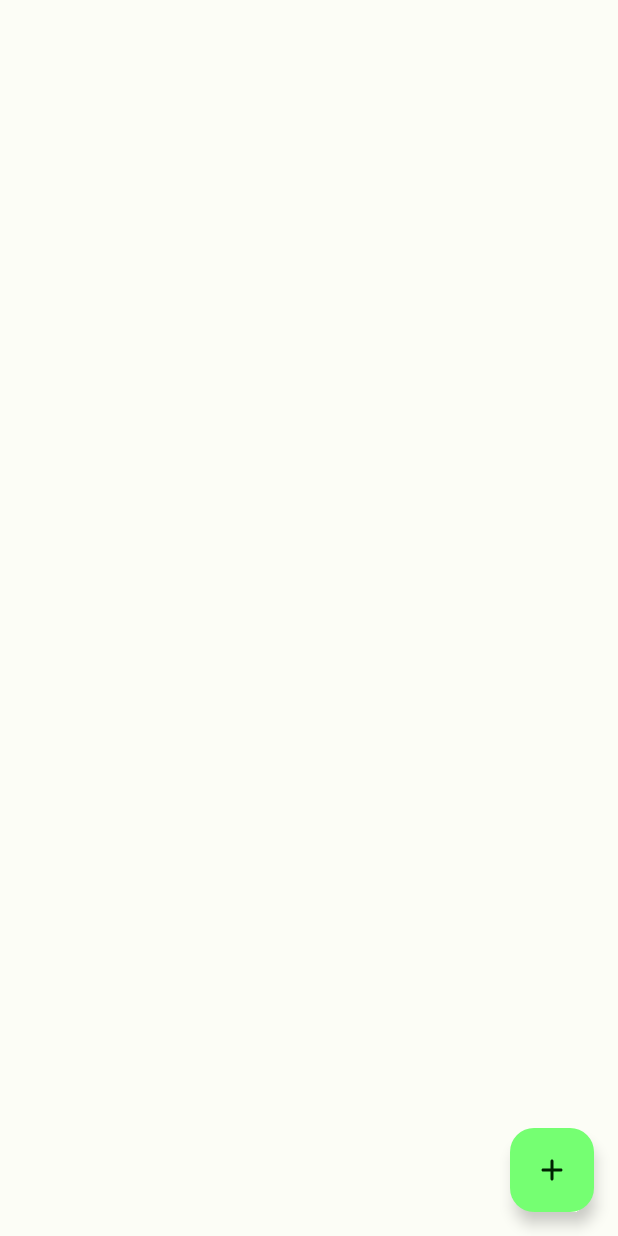
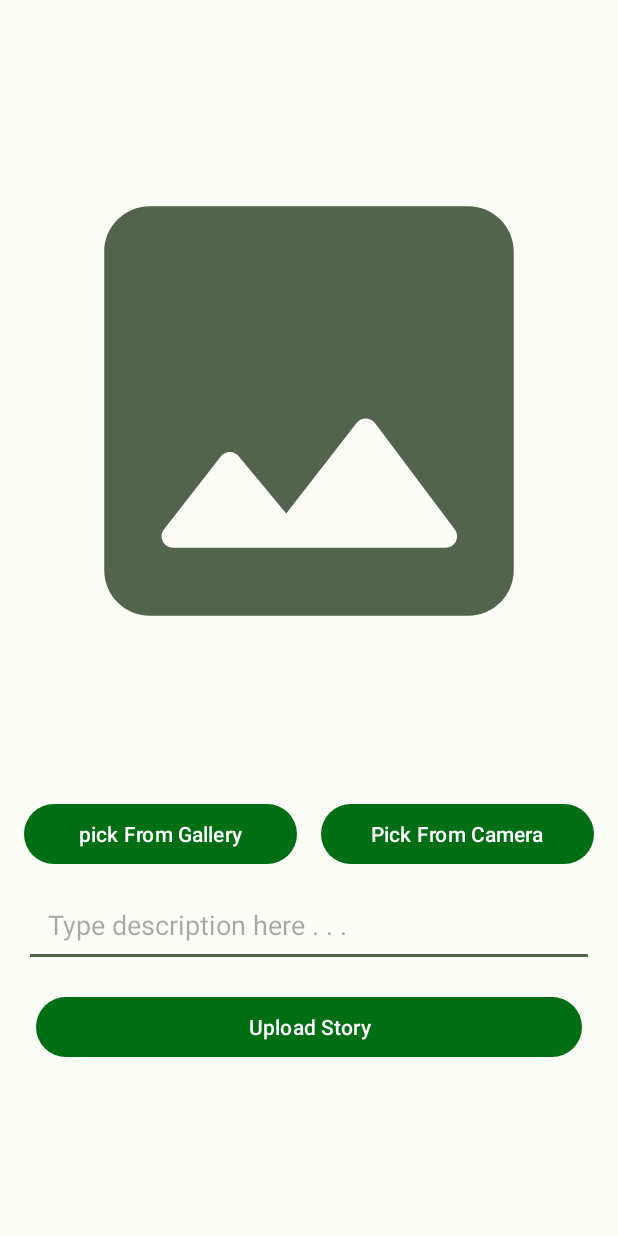
Before and after one commit to gojalifs/submission_intermediate, an Android app: the HomeActivity screen opened directly, with no data from a screen before it, after a tap on "Add New Story", on a phone screen of 412 x 824 dp. Run offline under Robolectric (Android 15) with nearby library versions, the phone set to English and light mode, and no system bars; network calls fail; pictures from the network do not load.

Commit message:
added story upload

```diff
--- a/app/src/main/java/com/satria/dicoding/latihan/storyapp_submission/data/api/ApiConfig.kt
+++ b/app/src/main/java/com/satria/dicoding/latihan/storyapp_submission/data/api/ApiConfig.kt
@@ -6,6 +6,7 @@ import okhttp3.OkHttpClient
 import okhttp3.logging.HttpLoggingInterceptor
 import retrofit2.Retrofit
 import retrofit2.converter.gson.GsonConverterFactory
+import java.util.concurrent.TimeUnit
 
 object ApiConfig {
     fun getApiService(token: String? = null): ApiService {
@@ -23,6 +24,8 @@ object ApiConfig {
         val client = OkHttpClient.Builder()
             .addInterceptor(loggingInterceptor)
             .addInterceptor(authInterceptor)
+            .connectTimeout(60, TimeUnit.SECONDS)
+            .writeTimeout(60, TimeUnit.SECONDS)
             .build()
 
         val retrofit = Retrofit.Builder()
--- a/app/src/main/java/com/satria/dicoding/latihan/storyapp_submission/data/api/ApiService.kt
+++ b/app/src/main/java/com/satria/dicoding/latihan/storyapp_submission/data/api/ApiService.kt
@@ -1,12 +1,17 @@
 package com.satria.dicoding.latihan.storyapp_submission.data.api
 
+import com.satria.dicoding.latihan.storyapp_submission.model.api_response.AddStoryResponse
 import com.satria.dicoding.latihan.storyapp_submission.model.api_response.AllStoryResponse
 import com.satria.dicoding.latihan.storyapp_submission.model.api_response.LoginResponse
 import com.satria.dicoding.latihan.storyapp_submission.model.api_response.RegisterResponse
+import okhttp3.MultipartBody
+import okhttp3.RequestBody
 import retrofit2.http.Field
 import retrofit2.http.FormUrlEncoded
 import retrofit2.http.GET
+import retrofit2.http.Multipart
 import retrofit2.http.POST
+import retrofit2.http.Part
 
 interface ApiService {
     @FormUrlEncoded
@@ -26,4 +31,11 @@ interface ApiService {
 
     @GET("stories")
     suspend fun getStories(): AllStoryResponse
+
+    @Multipart
+    @POST("stories")
+    suspend fun addStory(
+        @Part file: MultipartBody.Part,
+        @Part("description") description: RequestBody,
+    ): AddStoryResponse
 }
--- /dev/null
+++ b/app/src/main/java/com/satria/dicoding/latihan/storyapp_submission/view/new_story/NewStoryDetailActivity.kt
@@ -0,0 +1,160 @@
+package com.satria.dicoding.latihan.storyapp_submission.view.new_story
+
+import android.Manifest
+import android.content.Intent
+import android.content.pm.PackageManager
+import android.net.Uri
+import android.os.Bundle
+import android.view.View
+import android.widget.Toast
+import androidx.activity.result.PickVisualMediaRequest
+import androidx.activity.result.contract.ActivityResultContracts
+import androidx.activity.viewModels
+import androidx.appcompat.app.AppCompatActivity
+import androidx.core.content.ContextCompat
+import com.satria.dicoding.latihan.storyapp_submission.R
+import com.satria.dicoding.latihan.storyapp_submission.data.ResultState
+import com.satria.dicoding.latihan.storyapp_submission.data.factory.NewStoryViewModelFactory
+import com.satria.dicoding.latihan.storyapp_submission.databinding.ActivityNewStoryDetailBinding
+import com.satria.dicoding.latihan.storyapp_submission.utils.Utils
+import com.satria.dicoding.latihan.storyapp_submission.utils.Utils.reduceFileSize
+
+class NewStoryDetailActivity : AppCompatActivity(), View.OnClickListener {
+    private lateinit var binding: ActivityNewStoryDetailBinding
+    private val viewModel by viewModels<NewStoryViewModel> {
+        NewStoryViewModelFactory.getInstance(applicationContext)
+    }
+
+    private var currentImageUri: Uri? = null
+
+    override fun onCreate(savedInstanceState: Bundle?) {
+        super.onCreate(savedInstanceState)
+        binding = ActivityNewStoryDetailBinding.inflate(layoutInflater)
+        setContentView(binding.root)
+
+        binding.cameraButton.setOnClickListener(this)
+        binding.galleryButton.setOnClickListener(this)
+        binding.uploadButton.setOnClickListener(this)
+    }
+
+
+    override fun onClick(v: View) {
+        when (v) {
+            binding.galleryButton -> {
+                launcherGallery.launch(PickVisualMediaRequest(ActivityResultContracts.PickVisualMedia.ImageOnly))
+            }
+
+            binding.cameraButton -> {
+                if (!grantPermission()) {
+                    requestPermissionLauncher.launch(REQUIRED_PERMISSION)
+                }
+                takeCamera()
+            }
+
+            binding.uploadButton -> {
+                addStory()
+            }
+        }
+    }
+
+    private fun grantPermission() =
+        ContextCompat.checkSelfPermission(
+            this,
+            REQUIRED_PERMISSION
+        ) == PackageManager.PERMISSION_GRANTED
+
+    private val requestPermissionLauncher = registerForActivityResult(
+        ActivityResultContracts.RequestPermission()
+    ) { isGranted ->
+        if (isGranted) {
+            Toast.makeText(this, "Permission request granted", Toast.LENGTH_LONG).show()
+        } else {
+            Toast.makeText(this, "Permission request denied", Toast.LENGTH_LONG).show()
+        }
+    }
+
+    private fun addStory() {
+        showLoading(true)
+        currentImageUri?.let {
+            val imageFile = Utils.getFileFromUri(it, this).reduceFileSize()
+            val description = binding.edtDescription.text.toString()
+
+
+            viewModel.addNewStory(imageFile, description).observe(this) { state ->
+                if (state != null) {
+                    when (state) {
+                        is ResultState.Loading -> {}
+
+                        is ResultState.Success -> {
+                            showLoading(false)
+                            val intent = Intent()
+                            intent.putExtra(EXTRA_DATA, true)
+                            setResult(RESULT_CODE, intent)
+                            finish()
+                        }
+
+                        is ResultState.Error -> {
+                            showLoading(false)
+                        }
+                    }
+                }
+            }
+        } ?: {
+            showToast("Please select image or take new image")
+            showLoading(false)
+        }
+    }
+
+    private fun showLoading(isLoading: Boolean) {
+        with(binding) {
+            if (isLoading) {
+                progressIndicator.visibility = View.VISIBLE
+                uploadButton.isEnabled = false
+                uploadButton.text = ""
+            } else {
+                progressIndicator.visibility = View.INVISIBLE
+                uploadButton.isEnabled = true
+                uploadButton.text = getString(R.string.add_new_story)
+            }
+        }
+    }
+
+    private fun takeCamera() {
+        currentImageUri = Utils.getImageUri(this)
+        launchIntentCamera.launch(currentImageUri)
+    }
+
+    private val launchIntentCamera = registerForActivityResult(
+        ActivityResultContracts.TakePicture()
+    ) { isSuccess ->
+        if (isSuccess) {
+            showImage()
+        }
+    }
+
+    private val launcherGallery =
+        registerForActivityResult(ActivityResultContracts.PickVisualMedia()) { uri ->
+            if (uri != null) {
+                currentImageUri = uri
+                showImage()
+            } else {
+                showToast("No media selected")
+            }
+        }
+
+    private fun showImage() {
+        currentImageUri?.let {
+            binding.previewImageView.setImageURI(it)
+        }
+    }
+
+    private fun showToast(msg: String) {
+        Toast.makeText(this, msg, Toast.LENGTH_SHORT).show()
+    }
+
+    companion object {
+        const val RESULT_CODE = 101
+        const val EXTRA_DATA = "extra_data"
+        private const val REQUIRED_PERMISSION = Manifest.permission.CAMERA
+    }
+}
--- /dev/null
+++ b/app/src/main/res/drawable/round_image_24.xml
@@ -0,0 +1,5 @@
+<vector android:height="24dp"
+    android:viewportHeight="24" android:viewportWidth="24"
+    android:width="24dp" xmlns:android="http://schemas.android.com/apk/res/android">
+    <path android:fillColor="?attr/colorSecondary" android:pathData="M21,19V5c0,-1.1 -0.9,-2 -2,-2H5c-1.1,0 -2,0.9 -2,2v14c0,1.1 0.9,2 2,2h14c1.1,0 2,-0.9 2,-2zM8.9,13.98l2.1,2.53 3.1,-3.99c0.2,-0.26 0.6,-0.26 0.8,0.01l3.51,4.68c0.25,0.33 0.01,0.8 -0.4,0.8H6.02c-0.42,0 -0.65,-0.48 -0.39,-0.81L8.12,14c0.19,-0.26 0.57,-0.27 0.78,-0.02z"/>
+</vector>
--- /dev/null
+++ b/app/src/main/res/drawable/round_logout_24.xml
@@ -0,0 +1,6 @@
+<vector android:autoMirrored="true" android:height="24dp"
+     android:viewportHeight="24"
+    android:viewportWidth="24" android:width="24dp" xmlns:android="http://schemas.android.com/apk/res/android">
+    <path android:fillColor="?attr/colorOnBackground" android:pathData="M5,5h6c0.55,0 1,-0.45 1,-1v0c0,-0.55 -0.45,-1 -1,-1H5C3.9,3 3,3.9 3,5v14c0,1.1 0.9,2 2,2h6c0.55,0 1,-0.45 1,-1v0c0,-0.55 -0.45,-1 -1,-1H5V5z"/>
+    <path android:fillColor="?attr/colorOnBackground" android:pathData="M20.65,11.65l-2.79,-2.79C17.54,8.54 17,8.76 17,9.21V11h-7c-0.55,0 -1,0.45 -1,1v0c0,0.55 0.45,1 1,1h7v1.79c0,0.45 0.54,0.67 0.85,0.35l2.79,-2.79C20.84,12.16 20.84,11.84 20.65,11.65z"/>
+</vector>
--- /dev/null
+++ b/app/src/main/res/layout/activity_new_story_detail.xml
@@ -0,0 +1,94 @@
+<?xml version="1.0" encoding="utf-8"?>
+<ScrollView xmlns:android="http://schemas.android.com/apk/res/android"
+    xmlns:app="http://schemas.android.com/apk/res-auto"
+    xmlns:tools="http://schemas.android.com/tools"
+    android:layout_width="match_parent"
+    android:layout_height="match_parent">
+
+    <androidx.constraintlayout.widget.ConstraintLayout
+        android:layout_width="match_parent"
+        android:layout_height="wrap_content"
+        android:padding="16dp"
+        tools:context=".view.new_story.NewStoryDetailActivity">
+
+
+        <ImageView
+            android:id="@+id/previewImageView"
+            android:layout_width="0dp"
+            android:layout_height="500dp"
+            android:layout_marginStart="8dp"
+            android:layout_marginTop="8dp"
+            android:layout_marginEnd="8dp"
+            android:layout_marginBottom="8dp"
+            android:contentDescription="@string/to_be_uploaded"
+            app:layout_constraintEnd_toEndOf="parent"
+            app:layout_constraintStart_toStartOf="parent"
+            app:layout_constraintTop_toTopOf="parent"
+            app:srcCompat="@drawable/round_image_24" />
+
+        <Button
+            android:id="@+id/galleryButton"
+            android:layout_width="0dp"
+            android:layout_height="wrap_content"
+            android:layout_marginVertical="8dp"
+            android:layout_marginEnd="8dp"
+            android:elevation="2dp"
+            android:scaleType="fitCenter"
+            android:text="@string/pick_from_gallery"
+            app:layout_constraintBottom_toBottomOf="@+id/cameraButton"
+            app:layout_constraintEnd_toStartOf="@+id/cameraButton"
+            app:layout_constraintHorizontal_bias="0.5"
+            app:layout_constraintStart_toStartOf="parent"
+            app:layout_constraintTop_toTopOf="@+id/cameraButton" />
+
+        <Button
+            android:id="@+id/cameraButton"
+            android:layout_width="0dp"
+            android:layout_height="wrap_content"
+            android:layout_marginVertical="8dp"
+            android:layout_marginStart="8dp"
+            android:text="@string/pick_from_camera"
+            app:layout_constraintEnd_toEndOf="parent"
+            app:layout_constraintHorizontal_bias="0.5"
+            app:layout_constraintStart_toEndOf="@+id/galleryButton"
+            app:layout_constraintTop_toBottomOf="@id/previewImageView" />
+
+        <EditText
+            android:id="@+id/edt_description"
+            android:layout_width="match_parent"
+            android:layout_height="wrap_content"
+            android:layout_marginVertical="8dp"
+            android:hint="@string/type_description_here"
+            android:importantForAutofill="no"
+            android:maxLines="3"
+            android:padding="16dp"
+            app:layout_constraintEnd_toEndOf="parent"
+            app:layout_constraintStart_toStartOf="parent"
+            app:layout_constraintTop_toBottomOf="@id/galleryButton" />
+
+        <Button
+            android:id="@+id/uploadButton"
+            android:layout_width="0dp"
+            android:layout_height="wrap_content"
+            android:layout_marginStart="8dp"
+            android:layout_marginTop="16dp"
+            android:layout_marginEnd="8dp"
+            android:text="@string/upload_story"
+            app:layout_constraintEnd_toEndOf="parent"
+            app:layout_constraintStart_toStartOf="parent"
+            app:layout_constraintTop_toBottomOf="@id/edt_description" />
+
+        <ProgressBar
+            android:id="@+id/progressIndicator"
+            android:layout_width="36dp"
+            android:layout_height="36dp"
+            android:indeterminate="true"
+            android:visibility="invisible"
+            app:layout_constraintBottom_toBottomOf="@id/uploadButton"
+            app:layout_constraintEnd_toEndOf="parent"
+            app:layout_constraintStart_toStartOf="parent"
+            app:layout_constraintTop_toTopOf="@id/uploadButton" />
+
+
+    </androidx.constraintlayout.widget.ConstraintLayout>
+</ScrollView>
--- a/app/src/main/res/values/strings.xml
+++ b/app/src/main/res/values/strings.xml
@@ -12,4 +12,10 @@
     <string name="welcome_logo">Welcome Logo</string>
     <string name="add_new_story">Add New Story</string>
     <string name="story">Story</string>
+    <string name="pick_from_camera">Pick From Camera</string>
+    <string name="pick_from_gallery">pick From Gallery</string>
+    <string name="to_be_uploaded">To be uploaded</string>
+    <string name="upload_story">Upload Story</string>
+    <string name="type_description_here">Type description here . . .</string>
+    <string name="logout">Logout</string>
 </resources>
--- /dev/null
+++ b/app/src/main/res/xml/file_paths.xml
@@ -0,0 +1,4 @@
+<?xml version="1.0" encoding="utf-8"?>
+<paths>
+    <external-files-path name="my_images" path="Pictures" />
+</paths>
```
Also changed, not shown: app/src/main/AndroidManifest.xml (+22 -0 lines), app/src/main/java/com/satria/dicoding/latihan/storyapp_submission/data/factory/NewStoryViewModelFactory.kt (added, +28 -0 lines), app/src/main/java/com/satria/dicoding/latihan/storyapp_submission/data/repository/StoryRepository.kt (+41 -1 lines), app/src/main/java/com/satria/dicoding/latihan/storyapp_submission/model/api_response/AddStoryResponse.kt (added, +15 -0 lines), app/src/main/java/com/satria/dicoding/latihan/storyapp_submission/utils/Utils.kt (added, +110 -0 lines), app/src/main/java/com/satria/dicoding/latihan/storyapp_submission/view/home/HomeActivity.kt (+6 -14 lines), app/src/main/java/com/satria/dicoding/latihan/storyapp_submission/view/new_story/NewStoryViewModel.kt (added, +9 -0 lines), app/src/main/res/layout/activity_home.xml (+21 -1 lines), app/src/main/res/menu/option_menu.xml (added, +9 -0 lines).
